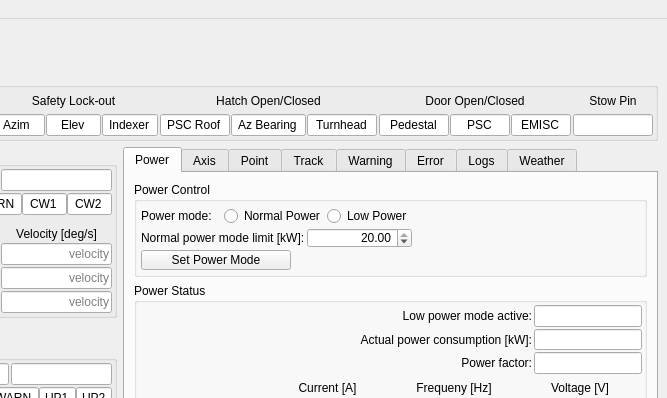
Above: src/ska_mid_disq/ui/dishstructure_mvc.ui from ska-telescope/ska-mid-dish-qualification before the change; both pictures show x 533 to 1200 and y 0 to 398 of the 1200 by 760 pixel window. Below: the same form after it.
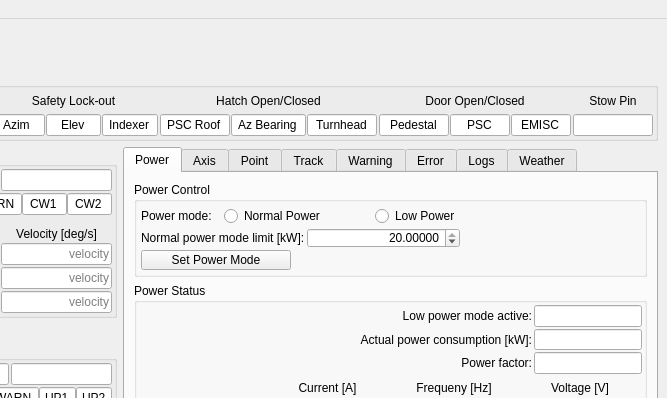
That is the form after the change. Custom widgets are drawn as their Qt base class.

Commit message: WOM-543: Add option to enable input limits again after disabling them

Patch:
```diff
--- a/src/ska_mid_disq/ui/dishstructure_mvc.ui
+++ b/src/ska_mid_disq/ui/dishstructure_mvc.ui
@@ -3867,6 +3867,9 @@
              <property name="alignment">
               <set>Qt::AlignRight|Qt::AlignTrailing|Qt::AlignVCenter</set>
              </property>
+             <property name="decimals">
+              <number>5</number>
+             </property>
              <property name="minimum">
               <double>10.000000000000000</double>
              </property>
@@ -3948,9 +3951,12 @@
              <property name="orientation">
               <enum>Qt::Horizontal</enum>
              </property>
+             <property name="sizeType">
+              <enum>QSizePolicy::Fixed</enum>
+             </property>
              <property name="sizeHint" stdset="0">
               <size>
-               <width>40</width>
+               <width>180</width>
                <height>20</height>
               </size>
              </property>
```
Left out of the diff: 18 changed lines with no effect on the pictures. The commit also changes 1 other file.
